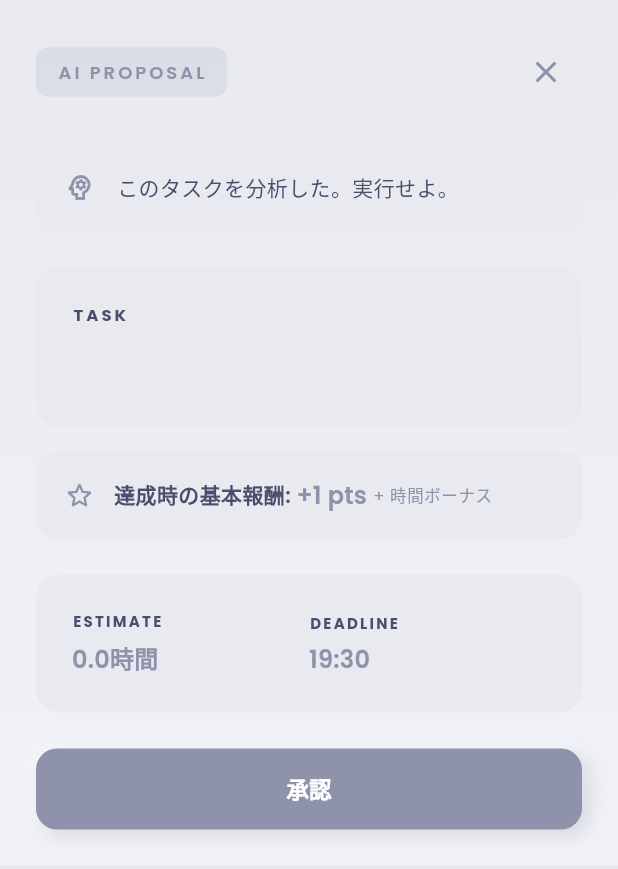
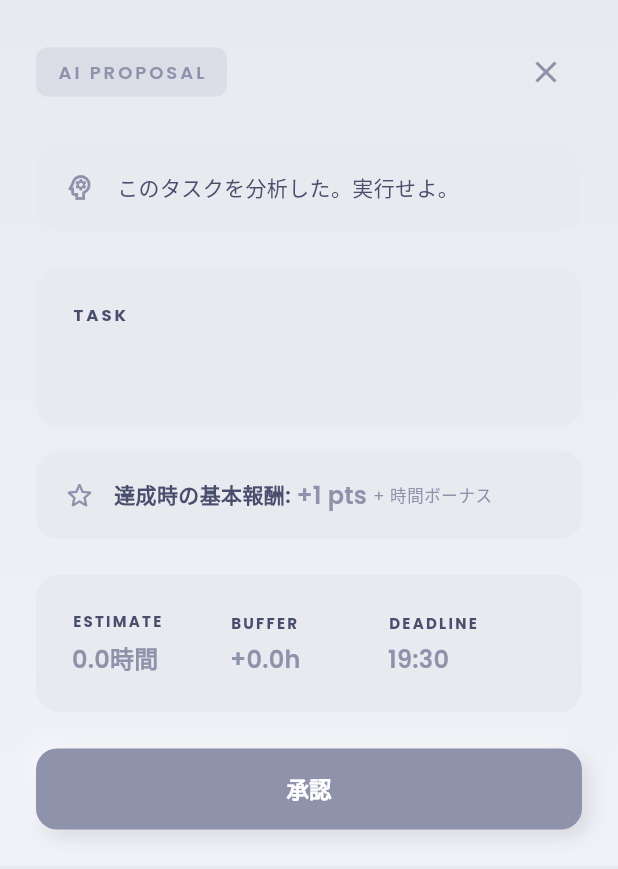
Before and after one commit to hurakan411/AITodo, a Flutter app: the TaskProposalModal widget shown alone on an empty page, opened directly with empty values, on a phone screen of 412 x 824 dp. Shown: the top 869 px of the screen. Run offline on Flutter 3.47's test engine with Material 3 defaults, Android fonts, the phone set to English and light mode, and no system bars; our stand-ins replace dio, flutter_dotenv, flutter_riverpod, go_router, google_fonts, lottie and 2 more; accounts and stored records are empty; network calls fail.

Commit message:
Add buffer time display to task proposal modal and debug logs

```diff
--- a/frontend/lib/src/models/proposal.dart
+++ b/frontend/lib/src/models/proposal.dart
@@ -4,6 +4,7 @@ class TaskProposal {
   final DateTime deadlineAt;
   final int weight;
   final String aiComment;
+  final int bufferMinutes;
 
   TaskProposal({
     required this.title,
@@ -11,15 +12,20 @@ class TaskProposal {
     required this.deadlineAt,
     required this.weight,
     this.aiComment = '',
+    this.bufferMinutes = 0,
   });
 
-  factory TaskProposal.fromJson(Map<String, dynamic> json) => TaskProposal(
+  factory TaskProposal.fromJson(Map<String, dynamic> json) {
+    print('DEBUG: TaskProposal.fromJson: $json');
+    return TaskProposal(
         title: json['title'] as String,
         estimateMinutes: json['estimate_minutes'] as int,
         deadlineAt: DateTime.parse(json['deadline_at'] as String),
         weight: json['weight'] as int? ?? 1,
         aiComment: json['ai_comment'] as String? ?? '',
+        bufferMinutes: json['buffer_minutes'] as int? ?? 0,
       );
+  }
 
   Map<String, dynamic> toJson() => {
         'title': title,
--- a/frontend/lib/src/screens/task_proposal_modal.dart
+++ b/frontend/lib/src/screens/task_proposal_modal.dart
@@ -276,6 +276,30 @@ class _TaskProposalModalState extends ConsumerState<TaskProposalModal> {
                               crossAxisAlignment: CrossAxisAlignment.start,
                               children: [
                                 Text(
+                                  'BUFFER',
+                                  style: theme.textTheme.labelLarge?.copyWith(
+                                    color: const Color(0xFF4A4E6D),
+                                    fontSize: 10,
+                                    letterSpacing: 1.5,
+                                    fontWeight: FontWeight.w700,
+                                  ),
+                                ),
+                                const SizedBox(height: 6),
+                                Text(
+                                  '+${(p.bufferMinutes / 60).toStringAsFixed(1)}h',
+                                  style: theme.textTheme.titleMedium?.copyWith(
+                                    color: const Color(0xFF8E92AB),
+                                    fontWeight: FontWeight.w600,
+                                  ),
+                                ),
+                              ],
+                            ),
+                          ),
+                          Expanded(
+                            child: Column(
+                              crossAxisAlignment: CrossAxisAlignment.start,
+                              children: [
+                                Text(
                                   'DEADLINE',
                                   style: theme.textTheme.labelLarge?.copyWith(
                                     color: const Color(0xFF4A4E6D),
```
Also changed, not shown: 1 other file.
